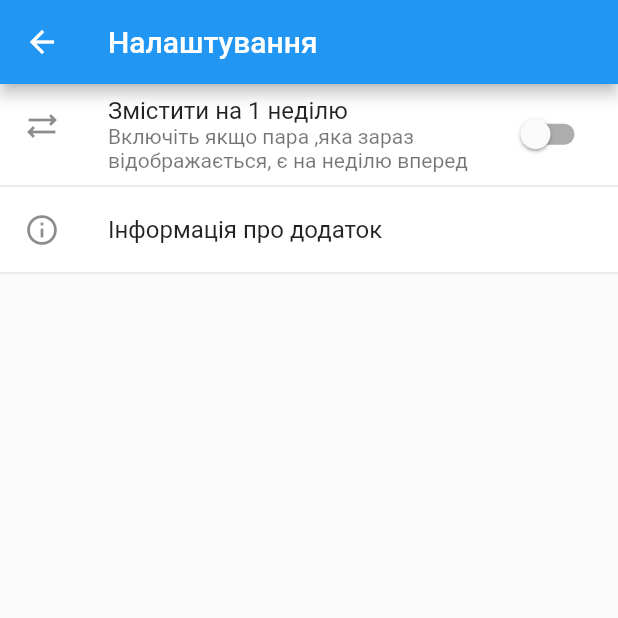
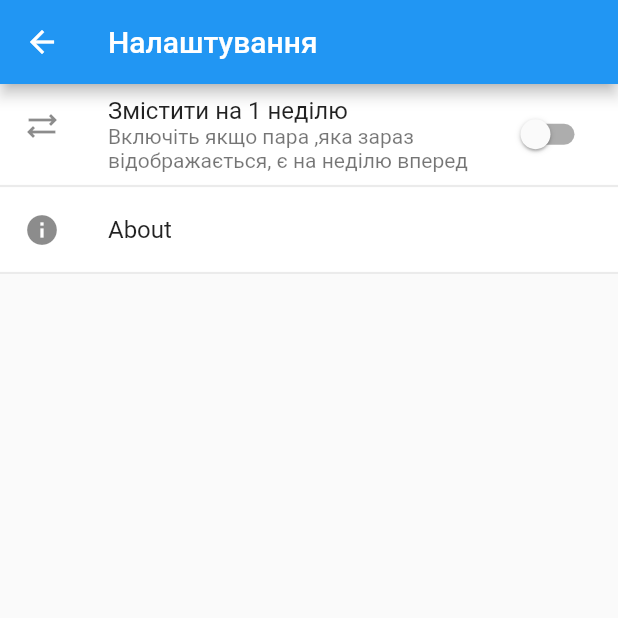
Before and after one commit to Snare295/ScheduleApp_KPI, a Flutter app: the screen it shows after launch, after a tap on the "settings" icon, on a phone screen of 412 x 824 dp, the top half of it. Run offline on Flutter 3.47's test engine with Material 2 defaults, Android fonts, the phone set to English and light mode, and no system bars; drawn by our look-alikes of dynamic_color; our stand-ins replace shared_preferences; network calls fail.

Commit message:
Added hyperlink for repo (#11)
* added linux,macos support

* throughout commit

* Added hyperlink for repo

Co-authored-by: Snare295 <snare295@pop-os.localdomain>

```diff
--- a/lib/pages/settings_widgets/settings_list.dart
+++ b/lib/pages/settings_widgets/settings_list.dart
@@ -1,6 +1,8 @@
 import 'package:flutter/material.dart';
 import 'package:ScheduleKPI/globals.dart' as global;
 import 'package:shared_preferences/shared_preferences.dart';
+import 'package:url_launcher/url_launcher.dart';
+import 'package:url_launcher/url_launcher_string.dart';
 
 class SettingsList extends StatelessWidget {
   const SettingsList({Key? key}) : super(key: key);
@@ -56,14 +58,21 @@ class TileAboutAppInfo extends StatelessWidget {
 
   @override
   Widget build(BuildContext context) {
-    return ListTile(
-      minVerticalPadding: SettingsList.verticalTileMargin,
-      title: const Text("Інформація про додаток"),
-      leading: const Icon(Icons.info_outlined),
-      //TODO: add more info about app
-      onTap: () => showAboutDialog(
-        context: context,
-      ),
+    return AboutListTile(
+      icon: Icon(Icons.info),
+      applicationIcon: FlutterLogo(),
+      aboutBoxChildren: [
+        Text('This app created by Snare295 and other contributors'),
+        Center(
+          child: ElevatedButton(
+              onPressed: () async {
+                await launchUrlString(
+                    'https://github.com/Snare295/ScheduleApp_KPI',
+                    mode: LaunchMode.externalApplication);
+              },
+              child: Text('Repository of the app')),
+        ),
+      ],
     );
   }
 }
--- a/pubspec.yaml
+++ b/pubspec.yaml
@@ -36,6 +36,7 @@ dependencies:
   http: ^0.13.4
   shared_preferences: ^2.0.15
   dynamic_color: ^1.3.0
+  url_launcher: ^6.1.7
 
 dev_dependencies:
   flutter_test:
```
Also changed, not shown: pubspec.lock, 6 other files.
